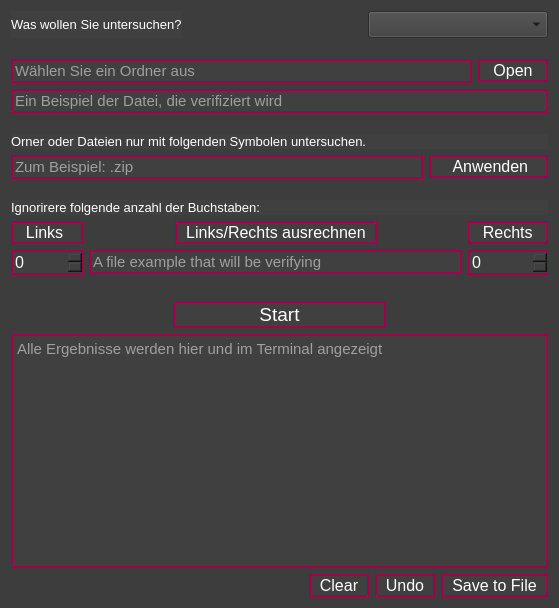
oleg-popov4/check_int_file_num, file gui_file/qt_ui_file.ui: the form before one commit.
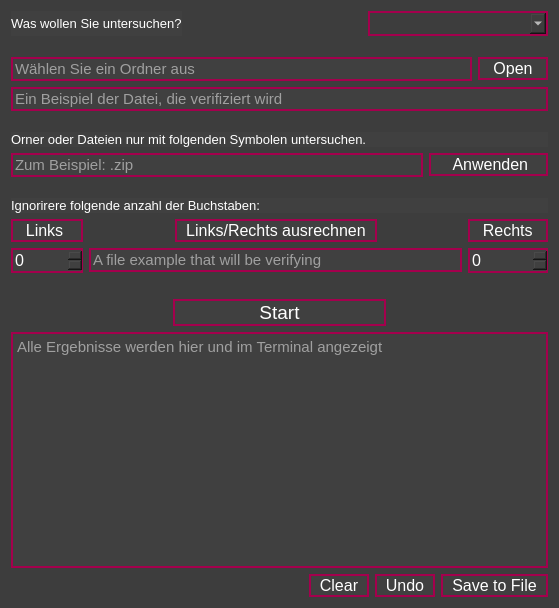
The form after the commit.

Commit message: commit clicked_button_anwenden done

The edit to the form file:
```diff
--- a/gui_file/qt_ui_file.ui
+++ b/gui_file/qt_ui_file.ui
@@ -69,7 +69,9 @@
         </font>
        </property>
        <property name="styleSheet">
-        <string notr="true">border-color: rgb(255, 255, 0);
+        <string notr="true">border: 2px solid #A4004D; 
+color: rgb(255, 255, 255);
+selection-background-color: #b80000;
 
 
 </string>
```
Left out of the diff: 2 changed lines with no effect on the pictures. The commit also changes 2 other files.
